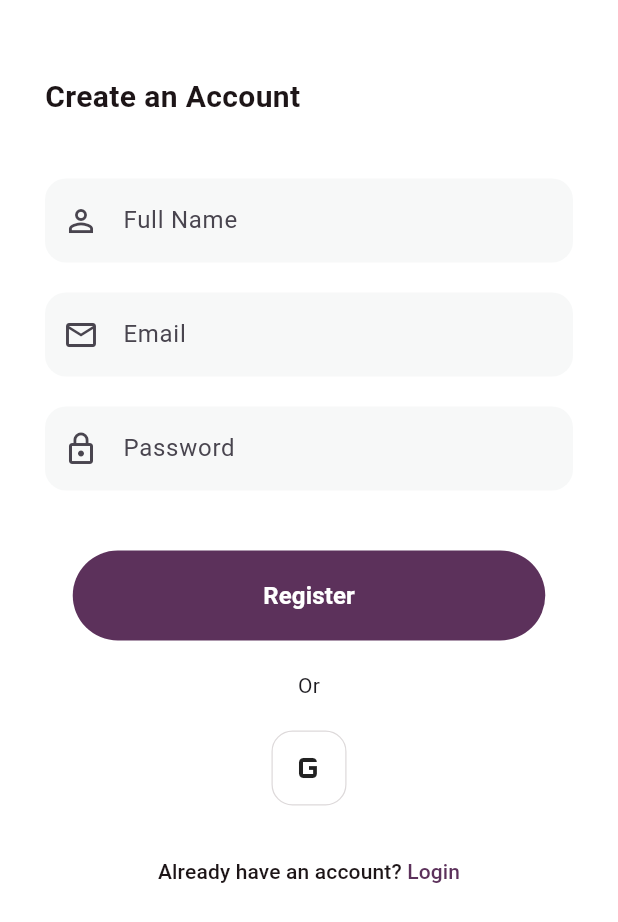
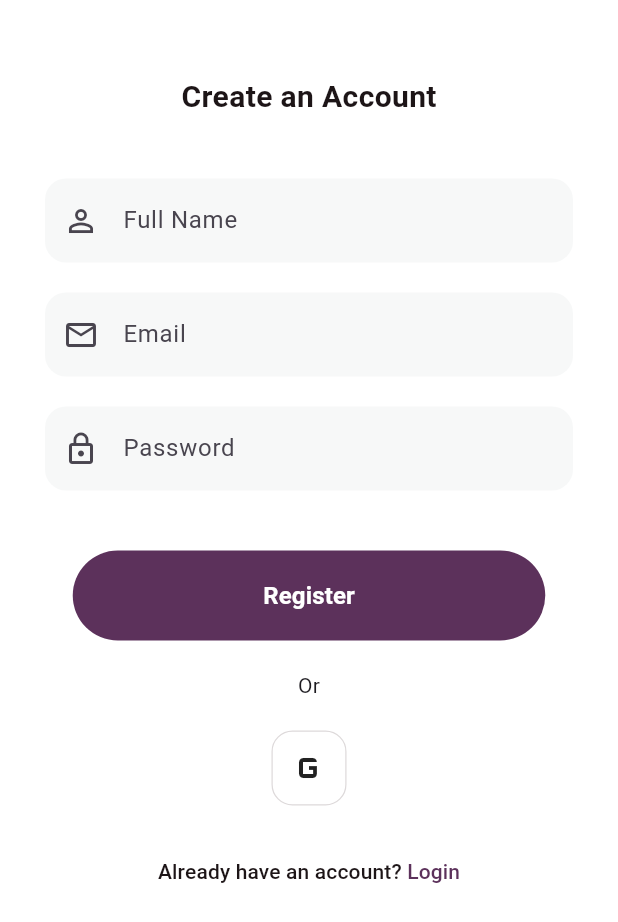
Before and after one commit to teodoravel/FitUp, a Flutter app: the screen it shows after launch, on a phone screen of 412 x 824 dp. Shown: the top 922 px of the screen. Run offline on Flutter 3.47's test engine with Material 3 defaults, Android fonts, the phone set to English and light mode, and no system bars; Roboto replaces fonts that are missing (Poppins).

Commit message:
small change

```diff
--- a/lib/pages/register_page1.dart
+++ b/lib/pages/register_page1.dart
@@ -68,13 +68,15 @@ class _RegisterPage1State extends State<RegisterPage1> {
             crossAxisAlignment: CrossAxisAlignment.start,
             children: [
               const SizedBox(height: 20),
-              const Text(
+              Center(
+                child: const Text(
                   'Create an Account',
                   style: TextStyle(
                     color: Color(0xFF1D1517),
                     fontSize: 20,
                     fontFamily: 'Poppins',
                     fontWeight: FontWeight.w700,
+                  ),
                 ),
               ),
               const SizedBox(height: 40),
```
Lines whose indentation alone changed are shown as unchanged.
